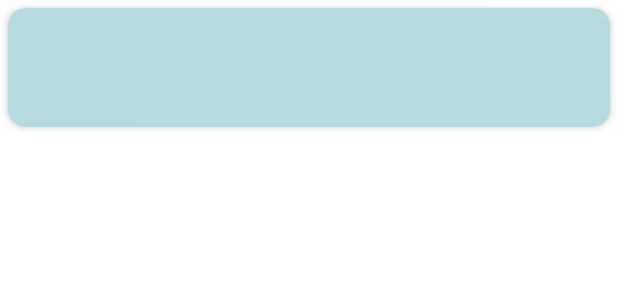
After one commit to rafapavez98/ExplodingKittensApp, an Android app: the layout my_games_item.xml on its own in the app's theme, with its tools: preview values and no code run, on a phone screen of 412 x 824 dp. The commit adds this screen. Shown: the top 300 px of the screen. Run offline under Robolectric (Android 15) with nearby library versions, the phone set to English and light mode, and no system bars.

Commit message:
recycler view working for my games

```diff
--- a/app/src/main/java/com/example/explodingkittensapp/navigation/Navigator.kt
+++ b/app/src/main/java/com/example/explodingkittensapp/navigation/Navigator.kt
@@ -20,4 +20,5 @@ class Navigator(val activity: MainActivity?) {
     fun navigateToJoinGameDetail(){
         activity?.findNavController(R.id.fragment)?.navigate(R.id.action_joinGameFragment_to_joinGameDetails)
     }
+
 }
--- /dev/null
+++ b/app/src/main/res/layout/my_games_item.xml
@@ -0,0 +1,30 @@
+<?xml version="1.0" encoding="utf-8"?>
+<androidx.cardview.widget.CardView xmlns:android="http://schemas.android.com/apk/res/android"
+    xmlns:app="http://schemas.android.com/apk/res-auto"
+    android:id="@+id/myGamesItem"
+    android:layout_width="match_parent"
+    android:layout_height="wrap_content"
+    android:layout_margin="5dp"
+    app:cardBackgroundColor="#B5DBDF"
+    app:cardCornerRadius="12dp"
+    app:cardElevation="3dp"
+    app:contentPadding="4dp">
+
+    <androidx.constraintlayout.widget.ConstraintLayout
+        android:id="@+id/mygamesrelativeLayout"
+        android:layout_width="match_parent"
+        android:layout_height="wrap_content"
+        android:padding="16dp">
+
+        <TextView
+            android:id="@+id/myGamesUserName"
+            android:layout_width="236dp"
+            android:layout_height="39dp"
+            android:textSize="30sp"
+            app:layout_constraintStart_toStartOf="parent"
+            app:layout_constraintTop_toTopOf="parent" />
+
+    </androidx.constraintlayout.widget.ConstraintLayout>
+
+
+</androidx.cardview.widget.CardView>
--- a/app/src/main/res/navigation/my_nav.xml
+++ b/app/src/main/res/navigation/my_nav.xml
@@ -93,9 +93,10 @@
     </fragment>
     <fragment
         android:id="@+id/myGamesFragment"
-        android:name="com.example.explodingkittensapp.ui.view.matches.MyGamesFragment"
+        android:name="com.example.explodingkittensapp.ui.view.mygames.MyGamesFragment"
         android:label="fragment_my_games"
-        tools:layout="@layout/fragment_my_games" />
+        tools:layout="@layout/fragment_my_games" >
+    </fragment>
     <fragment
         android:id="@+id/friendDetails"
         android:name="com.example.explodingkittensapp.ui.view.friend.FriendDetails"
```
Also changed, not shown: app/src/main/java/com/example/explodingkittensapp/ui/view/matches/MyGamesFragment.kt (deleted, +0 -26 lines), app/src/main/java/com/example/explodingkittensapp/ui/view/mygames/MyGamesFragment.kt (added, +61 -0 lines), app/src/main/java/com/example/explodingkittensapp/ui/view/mygames/MyGamesRecyclerViewAdapter.kt (added, +59 -0 lines), app/src/main/java/com/example/explodingkittensapp/ui/viewmodel/MyGamesViewModel.kt (added, +122 -0 lines), app/src/main/res/layout/fragment_my_games.xml (+6 -6 lines).
